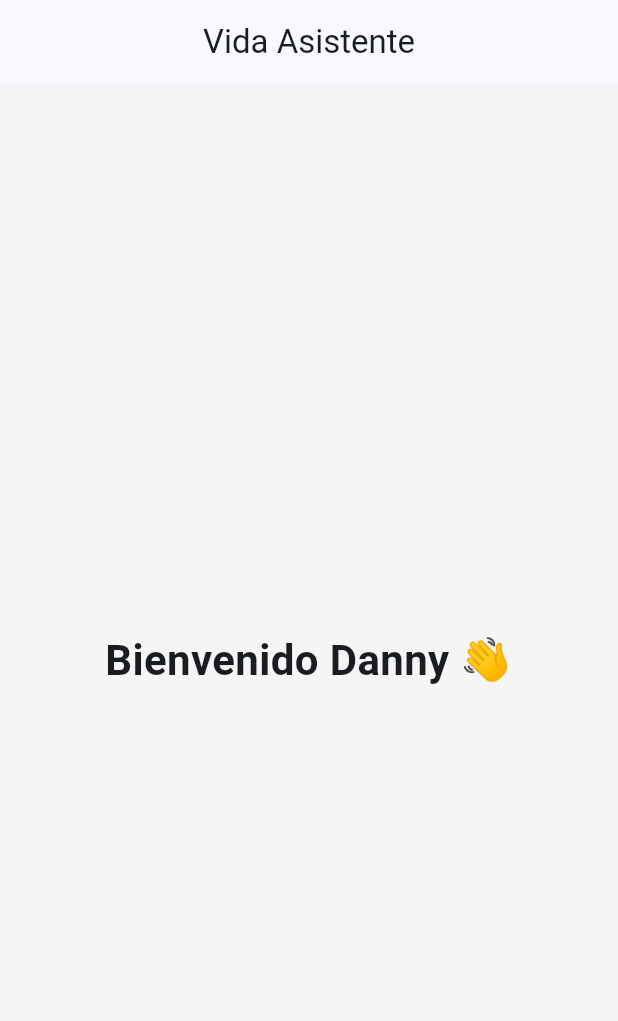
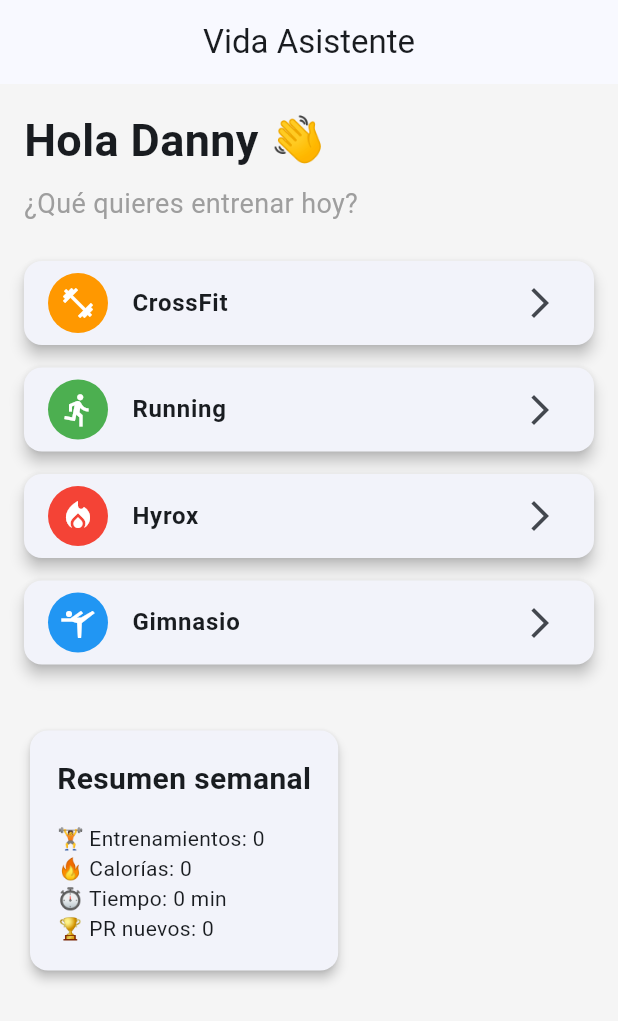
Before and after one commit to djpo312/antia_rx, a Flutter app: the screen it shows after launch, on a phone screen of 412 x 824 dp. Shown: the top 1021 px of the screen. Run offline on Flutter 3.47's test engine with Material 3 defaults, Android fonts, the light colour scheme and no system bars.

Commit message:
Sprint 2 - Dashboard inicial

```diff
--- a/lib/features/dashboard/dashboard_page.dart
+++ b/lib/features/dashboard/dashboard_page.dart
@@ -6,18 +6,83 @@
   @override
   Widget build(BuildContext context) {
     return Scaffold(
-      appBar: AppBar(
-        title: const Text("Vida Asistente"),
-      ),
-      body: const Center(
-        child: Text(
-          "Bienvenido Danny 👋",
-          style: TextStyle(
-            fontSize: 28,
-            fontWeight: FontWeight.bold,
-          ),
+      appBar: AppBar(title: const Text("Vida Asistente")),
+      body: SingleChildScrollView(
+        padding: const EdgeInsets.all(16),
+        child: Column(
+          crossAxisAlignment: CrossAxisAlignment.start,
+          children: [
+            const Text(
+              "Hola Danny 👋",
+              style: TextStyle(fontSize: 30, fontWeight: FontWeight.bold),
+            ),
+
+            const SizedBox(height: 8),
+
+            const Text(
+              "¿Qué quieres entrenar hoy?",
+              style: TextStyle(fontSize: 18, color: Colors.grey),
+            ),
+
+            const SizedBox(height: 25),
+
+            _menuCard(Icons.fitness_center, "CrossFit", Colors.orange),
+
+            _menuCard(Icons.directions_run, "Running", Colors.green),
+
+            _menuCard(Icons.local_fire_department, "Hyrox", Colors.red),
+
+            _menuCard(Icons.sports_gymnastics, "Gimnasio", Colors.blue),
+
+            const SizedBox(height: 25),
+
+            Card(
+              elevation: 3,
+              child: Padding(
+                padding: EdgeInsets.all(18),
+                child: Column(
+                  crossAxisAlignment: CrossAxisAlignment.start,
+                  children: [
+                    Text(
+                      "Resumen semanal",
+                      style: TextStyle(
+                        fontSize: 20,
+                        fontWeight: FontWeight.bold,
+                      ),
+                    ),
+
+                    SizedBox(height: 15),
+
+                    Text("🏋 Entrenamientos: 0"),
+
+                    Text("🔥 Calorías: 0"),
+
+                    Text("⏱ Tiempo: 0 min"),
+
+                    Text("🏆 PR nuevos: 0"),
+                  ],
+                ),
+              ),
+            ),
+          ],
         ),
       ),
     );
   }
+
+  Widget _menuCard(IconData icon, String title, Color color) {
+    return Card(
+      margin: const EdgeInsets.only(bottom: 15),
+      elevation: 4,
+      child: ListTile(
+        leading: CircleAvatar(
+          backgroundColor: color,
+          child: Icon(icon, color: Colors.white),
+        ),
+        title: Text(title, style: const TextStyle(fontWeight: FontWeight.bold)),
+        trailing: const Icon(Icons.arrow_forward_ios),
+        onTap: () {},
+      ),
+    );
+  }
 }
```
